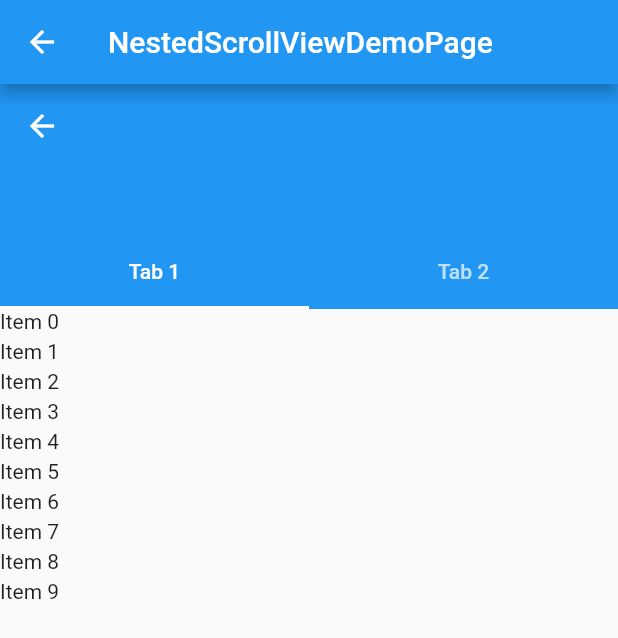
After one commit to WIZOooo/FlutterDemo, a Flutter app: the NestedScrollViewDemoPage screen opened directly, on a phone screen of 412 x 824 dp. The commit adds this screen. Shown: the top 638 px of the screen. Run offline on Flutter 3.47's test engine with Material 2 defaults, Android fonts, the phone set to English and light mode, and no system bars.

Commit message:
创建NestedScrollView demo和SliverFillingRemain scroll async demo

```diff
--- a/lib/main.dart
+++ b/lib/main.dart
@@ -1,4 +1,5 @@
 import 'package:flutter/material.dart';
+import 'package:flutter/services.dart';
 import 'package:material_route_demo/index_page.dart';
 
 void main() {
@@ -19,7 +20,7 @@ class MyApp extends StatelessWidget {
           },
         ),
       ),
-      home: IndexPage(),
+      home: IndexPage(),//NestedScrollViewDemoPage(),
     );
   }
 }
--- /dev/null
+++ b/lib/nestedScroll_view_demo/nestedScroll_view_demo.dart
@@ -0,0 +1,123 @@
+import 'package:flutter/material.dart';
+
+class NestedScrollViewDemoPage extends StatelessWidget {
+  NestedScrollViewDemoPage({
+    Key? key,
+  }) : super(key: key);
+
+  @override
+  Widget build(BuildContext context) {
+    final List<String> _tabs = <String>['Tab 1', 'Tab 2'];
+    return Scaffold(
+      appBar: AppBar(
+        title: Text('NestedScrollViewDemoPage'),
+      ),
+      body: DefaultTabController(
+        length: _tabs.length, // This is the number of tabs.
+        child: Scaffold(
+          body: NestedScrollView(
+            headerSliverBuilder: (BuildContext context, bool innerBoxIsScrolled) {
+              // These are the slivers that show up in the "outer" scroll view.
+              return <Widget>[
+                SliverOverlapAbsorber(
+                  // This widget takes the overlapping behavior of the SliverAppBar,
+                  // and redirects it to the SliverOverlapInjector below. If it is
+                  // missing, then it is possible for the nested "inner" scroll view
+                  // below to end up under the SliverAppBar even when the inner
+                  // scroll view thinks it has not been scrolled.
+                  // This is not necessary if the "headerSliverBuilder" only builds
+                  // widgets that do not overlap the next sliver.
+                  handle: NestedScrollView.sliverOverlapAbsorberHandleFor(context),
+                  sliver: SliverAppBar(
+                    // title: const Text('Books'), // This is the title in the app bar.
+                    pinned: true,
+                    expandedHeight: 150.0,
+                    // The "forceElevated" property causes the SliverAppBar to show
+                    // a shadow. The "innerBoxIsScrolled" parameter is true when the
+                    // inner scroll view is scrolled beyond its "zero" point, i.e.
+                    // when it appears to be scrolled below the SliverAppBar.
+                    // Without this, there are cases where the shadow would appear
+                    // or not appear inappropriately, because the SliverAppBar is
+                    // not actually aware of the precise position of the inner
+                    // scroll views.
+                    forceElevated: innerBoxIsScrolled,
+                    bottom: TabBar(
+                      // These are the widgets to put in each tab in the tab bar.
+                      tabs: _tabs.map((String name) => Tab(text: name)).toList(),
+                    ),
+                  ),
+                ),
+
+
+              ];
+            },
+            body: TabBarView(
+              // These are the contents of the tab views, below the tabs.
+              children: _tabs.map((String name) {
+                return SafeArea(
+                  top: false,
+                  bottom: false,
+                  child: Builder(
+                    // This Builder is needed to provide a BuildContext that is
+                    // "inside" the NestedScrollView, so that
+                    // sliverOverlapAbsorberHandleFor() can find the
+                    // NestedScrollView.
+                    builder: (BuildContext context) {
+                      return CustomScrollView(
+                        // The "controller" and "primary" members should be left
+                        // unset, so that the NestedScrollView can control this
+                        // inner scroll view.
+                        // If the "controller" property is set, then this scroll
+                        // view will not be associated with the NestedScrollView.
+                        // The PageStorageKey should be unique to this ScrollView;
+                        // it allows the list to remember its scroll position when
+                        // the tab view is not on the screen.
+                        key: PageStorageKey<String>(name),
+                        slivers: <Widget>[
+
+
+                          SliverOverlapInjector(
+                            // This is the flip side of the SliverOverlapAbsorber
+                            // above.
+                            handle: NestedScrollView.sliverOverlapAbsorberHandleFor(context),
+                          ),
+
+
+                          SliverPadding(
+                            padding: const EdgeInsets.all(0.0),
+                            // In this example, the inner scroll view has
+                            // fixed-height list items, hence the use of
+                            // SliverFixedExtentList. However, one could use any
+                            // sliver widget here, e.g. SliverList or SliverGrid.
+                            sliver: SliverFixedExtentList(
+                              // The items in this example are fixed to 48 pixels
+                              // high. This matches the Material Design spec for
+                              // ListTile widgets.
+                              itemExtent: 20.0,
+                              delegate: SliverChildBuilderDelegate(
+                                    (BuildContext context, int index) {
+                                  // This builder is called for each child.
+                                  // In this example, we just number each list item.
+                                  return Text('Item $index');
+                                },
+                                // The childCount of the SliverChildBuilderDelegate
+                                // specifies how many children this inner list
+                                // has. In this example, each tab has a list of
+                                // exactly 30 items, but this is arbitrary.
+                                childCount: 10,
+                              ),
+                            ),
+                          ),
+                        ],
+                      );
+                    },
+                  ),
+                );
+              }).toList(),
+            ),
+          ),
+        ),
+      ),
+    );
+  }
+}
```
Also changed, not shown: lib/index_page.dart (+11 -1 lines), lib/sliverfillingremain_scroll_async/sliverfillingremain_scroll_async.dart (added, +199 -0 lines).
